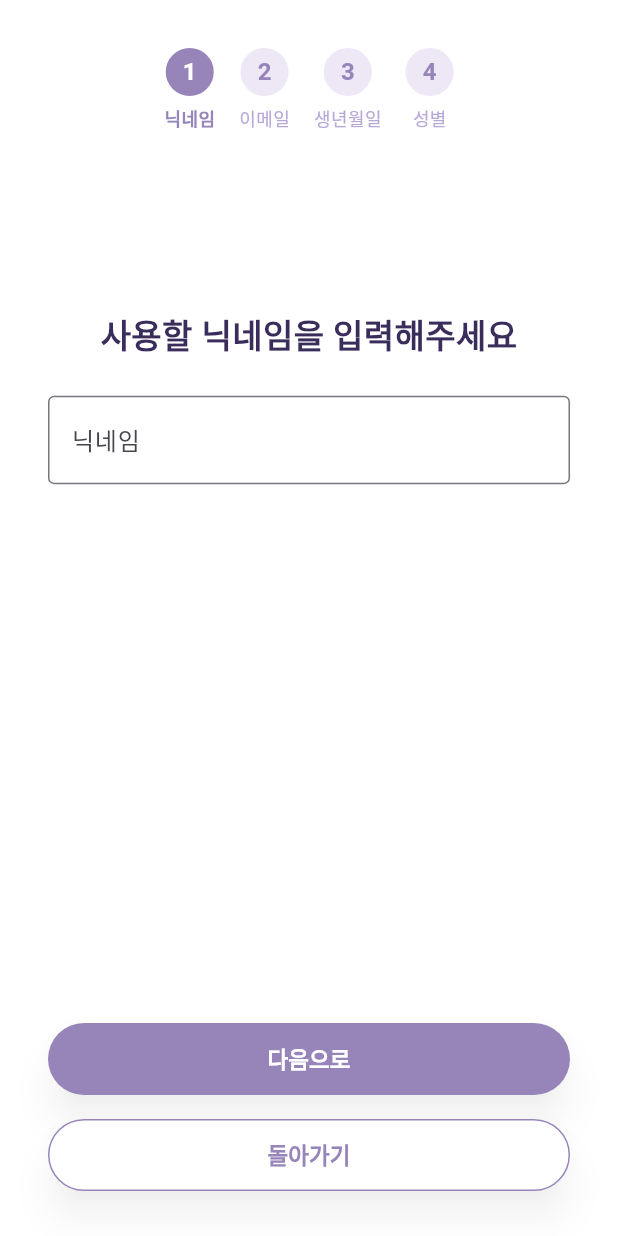
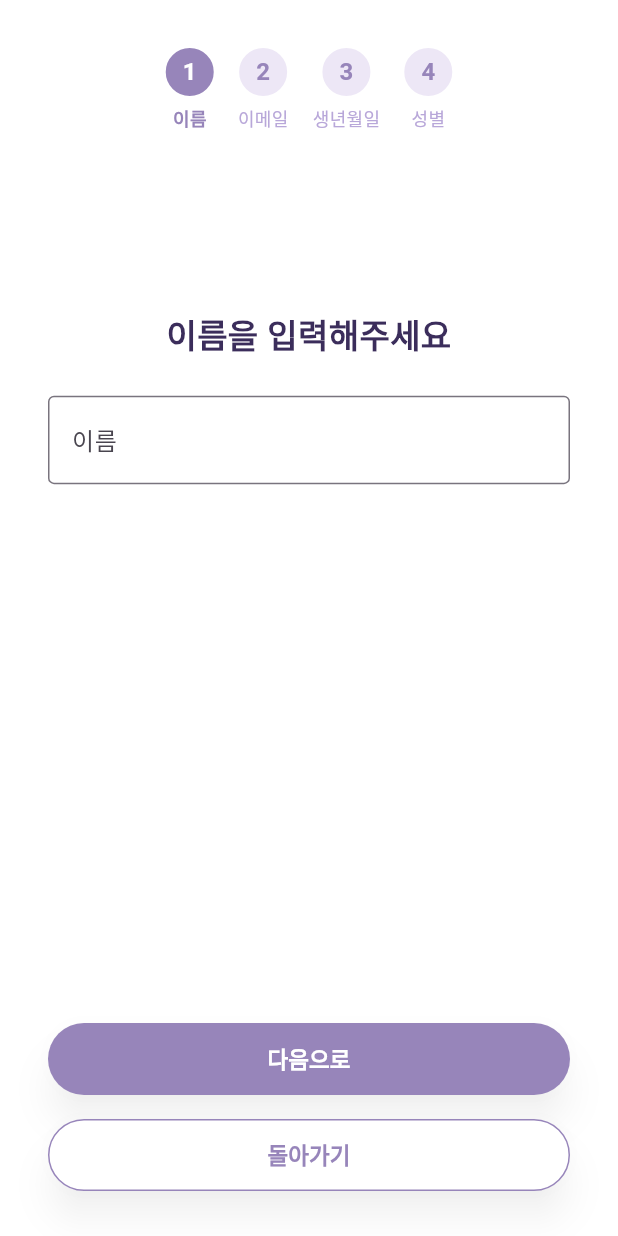
Before and after one commit to K-Hackathon-01z/eum-front, a Flutter app: the MyInfoFakeScreen screen opened directly, after a tap on "계정이 없으신가요?", on a phone screen of 412 x 824 dp. Run offline on Flutter 3.47's test engine with Material 3 defaults, Android fonts, the phone set to English and light mode, and no system bars; our stand-ins replace flutter_svg.

Commit message:
chore: "nickname에서 name으로 변경"

```diff
--- a/lib/routes.dart
+++ b/lib/routes.dart
@@ -9,7 +9,7 @@ import 'screens/user/home/goverment/government_help.dart';
 import 'screens/user/home/home.dart';
 import 'screens/user/home/skill_list/skill_list_screen.dart';
 import 'screens/user/my_info/my_info_real.dart';
-import 'screens/user/signup/nickname_signup_screen.dart';
+import 'screens/user/signup/name_signup_screen.dart';
 import 'screens/user/signup/birthday_signup_screen.dart';
 import 'screens/user/signup/gender_signup_screen.dart';
 import 'screens/user/signup/signup_success_screen.dart';
@@ -22,7 +22,7 @@ final Map<String, WidgetBuilder> appRoutes = {
   '/creator-list': (context) => const CreatorListScreen(),
   '/oneday-class': (context) => const OnedayClassScreen(),
   '/my-info': (context) => const MyInfoScreen(),
-  '/signup-nickname': (context) => const NicknameSignupScreen(),
+  '/signup-name': (context) => const NicknameSignupScreen(),
   '/signup-birthday': (context) => const BirthdaySignupScreen(),
   '/signup-gender': (context) => const GenderSignupScreen(),
   '/signup-success': (context) => const SignupSuccessScreen(),
--- a/lib/screens/user/my_info/my_info_fake.dart
+++ b/lib/screens/user/my_info/my_info_fake.dart
@@ -56,7 +56,7 @@ class MyInfoFakeScreen extends StatelessWidget {
                     children: [
                       GestureDetector(
                         onTap: () {
-                          Navigator.pushNamed(context, '/signup-nickname');
+                          Navigator.pushNamed(context, '/signup-name');
                         },
                         child: const Text(
                           '계정이 없으신가요?',
--- a/lib/screens/user/signup/nickname_signup_screen.dart
+++ b/lib/screens/user/signup/name_signup_screen.dart
@@ -30,19 +30,19 @@ class _NicknameSignupScreenState extends State<NicknameSignupScreen> {
           child: Column(
             children: [
               const SizedBox(height: 32),
-              SignupStepIndicator(currentStep: 0, totalSteps: 4, stepLabels: ['닉네임', '이메일', '생년월일', '성별']),
+              SignupStepIndicator(currentStep: 0, totalSteps: 4, stepLabels: ['이름', '이메일', '생년월일', '성별']),
               const Spacer(flex: 1),
               const Padding(
                 padding: EdgeInsets.only(bottom: 24),
                 child: Text(
-                  '사용할 닉네임을 입력해주세요',
+                  '이름을 입력해주세요',
                   style: TextStyle(fontSize: 22, fontWeight: FontWeight.bold, color: Color(0xff3B2D5B)),
                   textAlign: TextAlign.center,
                 ),
               ),
               TextField(
                 controller: _nicknameController,
-                decoration: const InputDecoration(labelText: '닉네임', border: OutlineInputBorder()),
+                decoration: const InputDecoration(labelText: '이름', border: OutlineInputBorder()),
                 textAlign: TextAlign.center,
                 style: const TextStyle(fontSize: 18),
               ),
@@ -64,7 +64,7 @@ class _NicknameSignupScreenState extends State<NicknameSignupScreen> {
                             builder: (_) => CommonPopup(
                               icon: Icons.warning_amber_rounded,
                               title: '입력 오류',
-                              message: '닉네임을 입력해주세요.',
+                              message: '이름을 입력해주세요.',
                               button1Text: '확인',
                               onButtonFirstPressed: () => Navigator.of(context).pop(),
                             ),
```
